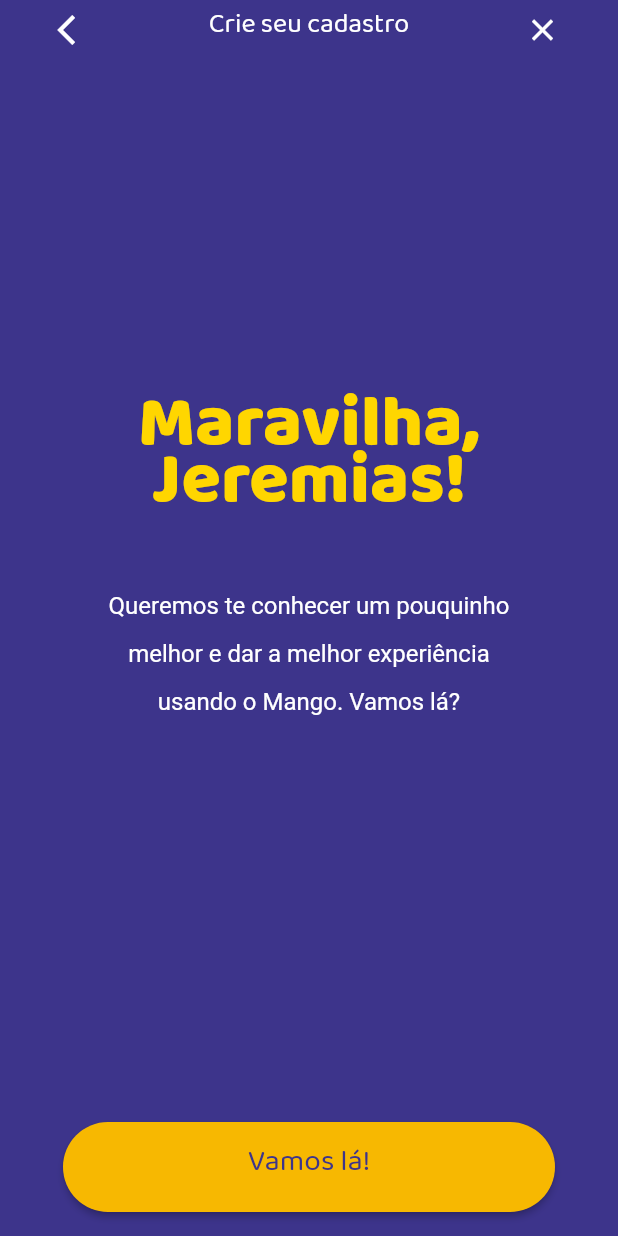
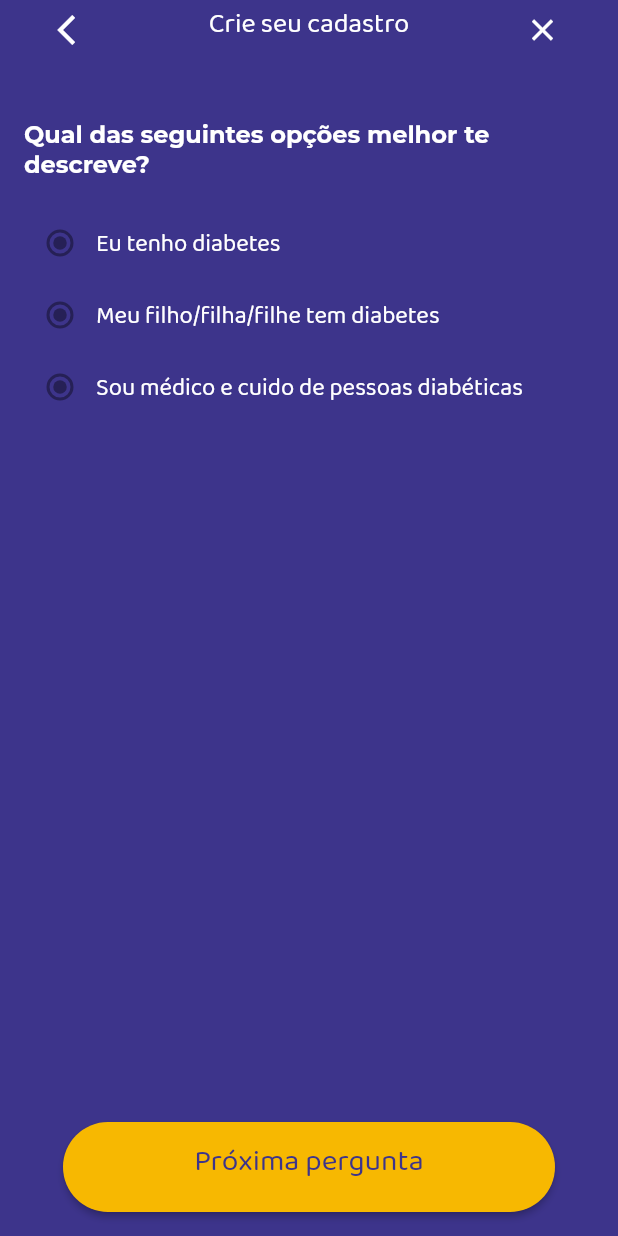
Before and after one commit to mangobr/LEGACY-mango-app, a Flutter app: the screen it shows after launch, on a phone screen of 412 x 824 dp. Run offline on Flutter 3.47's test engine with Material 2 defaults, Android fonts, the phone set to English and light mode, and no system bars; our stand-ins replace carousel_slider, flutter_dotenv, flutter_svg, hexcolor, image_picker, mask_text_input_formatter.

Commit message:
Adicionando userRoleScreen

```diff
--- a/mango_app/lib/main.dart
+++ b/mango_app/lib/main.dart
@@ -1,3 +1,4 @@
+import 'package:Mango/screens/auth/userRoles/roleSelection.dart';
 import 'package:Mango/screens/auth/wellcomeScreen.dart';
 import 'package:Mango/screens/home.dart';
 import 'package:Mango/screens/auth/login.dart';
@@ -16,7 +17,7 @@ class MangoApp extends StatelessWidget {
   Widget build(BuildContext context) {
     return MaterialApp(
       debugShowCheckedModeBanner: false,
-      home: WellcomeScreen('Jeremias'),
+      home: UserRolesScreen(),
       theme: ThemeData(
         fontFamily: 'BalooTammudu2',
         colorScheme: ColorScheme(
--- /dev/null
+++ b/mango_app/lib/screens/auth/userRoles/roleSelection.dart
@@ -0,0 +1,104 @@
+import 'package:Mango/widgets/buttons/largeButton.dart';
+import 'package:Mango/widgets/headers/signUpHeader.dart';
+import 'package:flutter/material.dart';
+
+class UserRolesScreen extends StatefulWidget {
+  @override
+  _UserRolesScreenState createState() => _UserRolesScreenState();
+}
+
+class _UserRolesScreenState extends State<UserRolesScreen> {
+  @override
+  Widget build(BuildContext context) {
+    return Scaffold(
+      backgroundColor: Theme.of(context).colorScheme.primary,
+      body: SafeArea(
+        child: Column(
+          children: [
+            SignUpHeader(Colors.white),
+            Container(
+              child: Expanded(
+                child: Container(
+                  margin: EdgeInsets.only(left: 16),
+                  child: Column(
+                    children: [
+                      SizedBox(
+                        height: 40,
+                      ),
+                      Text(
+                        'Qual das seguintes opções melhor te descreve?',
+                        style: TextStyle(
+                            fontFamily: 'Montserrat',
+                            fontSize: 16,
+                            color: Colors.white,
+                            fontWeight: FontWeight.w600),
+                      ),
+                      SizedBox(
+                        height: 18,
+                      ),
+                      Row(
+                        children: [
+                          Radio(
+                            activeColor: Colors.white,
+                          ),
+                          Text(
+                            'Eu tenho diabetes',
+                            textAlign: TextAlign.center,
+                            strutStyle: StrutStyle(leading: 2),
+                            style: TextStyle(
+                              color: Colors.white,
+                              fontSize: 16,
+                            ),
+                          ),
+                        ],
+                      ),
+                      Row(
+                        children: [
+                          Radio(
+                            activeColor: Colors.white,
+                          ),
+                          Text(
+                            'Meu filho/filha/filhe tem diabetes',
+                            strutStyle: StrutStyle(leading: 2),
+                            textAlign: TextAlign.center,
+                            style: TextStyle(
+                              color: Colors.white,
+                              fontSize: 16,
+                            ),
+                          ),
+                        ],
+                      ),
+                      Row(
+                        children: [
+                          Radio(
+                            activeColor: Colors.white,
+                          ),
+                          Text(
+                            'Sou médico e cuido de pessoas diabéticas',
+                            strutStyle: StrutStyle(leading: 2),
+                            textAlign: TextAlign.center,
+                            style: TextStyle(
+                              color: Colors.white,
+                              fontSize: 16,
+                            ),
+                          ),
+                        ],
+                      ),
+                    ],
+                  ),
+                ),
+              ),
+            ),
+            LargeButton(
+                message: 'Próxima pergunta',
+                backgroundColor: Theme.of(context).colorScheme.onSurface,
+                textColor: Theme.of(context).colorScheme.primary),
+            SizedBox(
+              height: 16,
+            )
+          ],
+        ),
+      ),
+    );
+  }
+}
```
